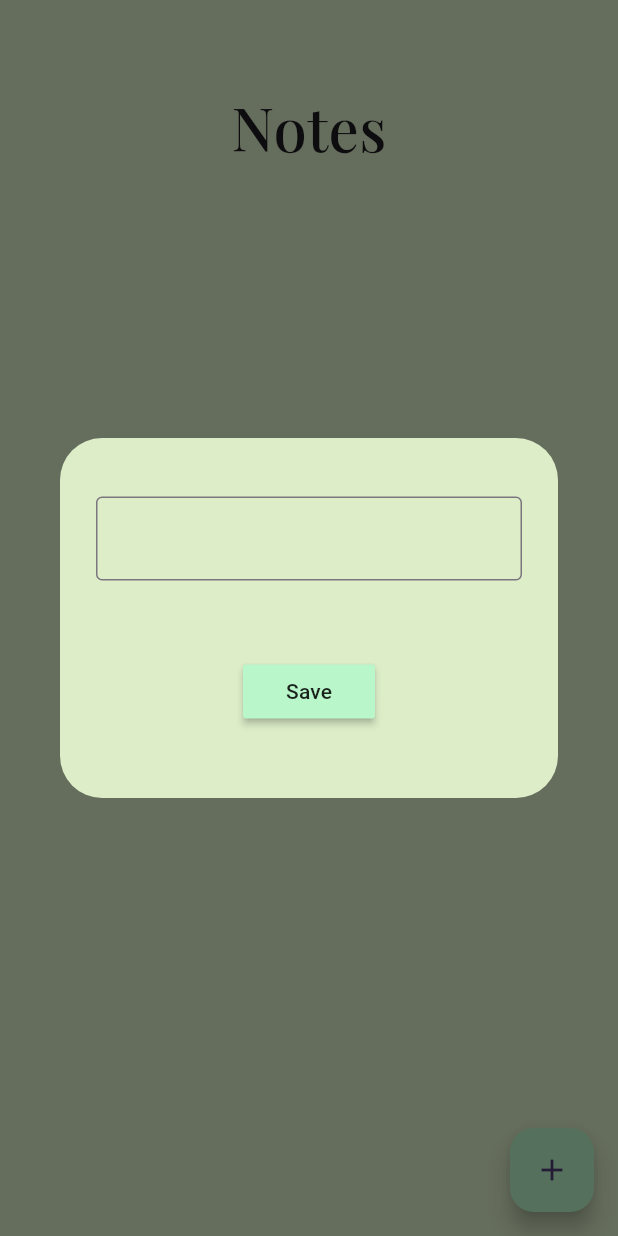
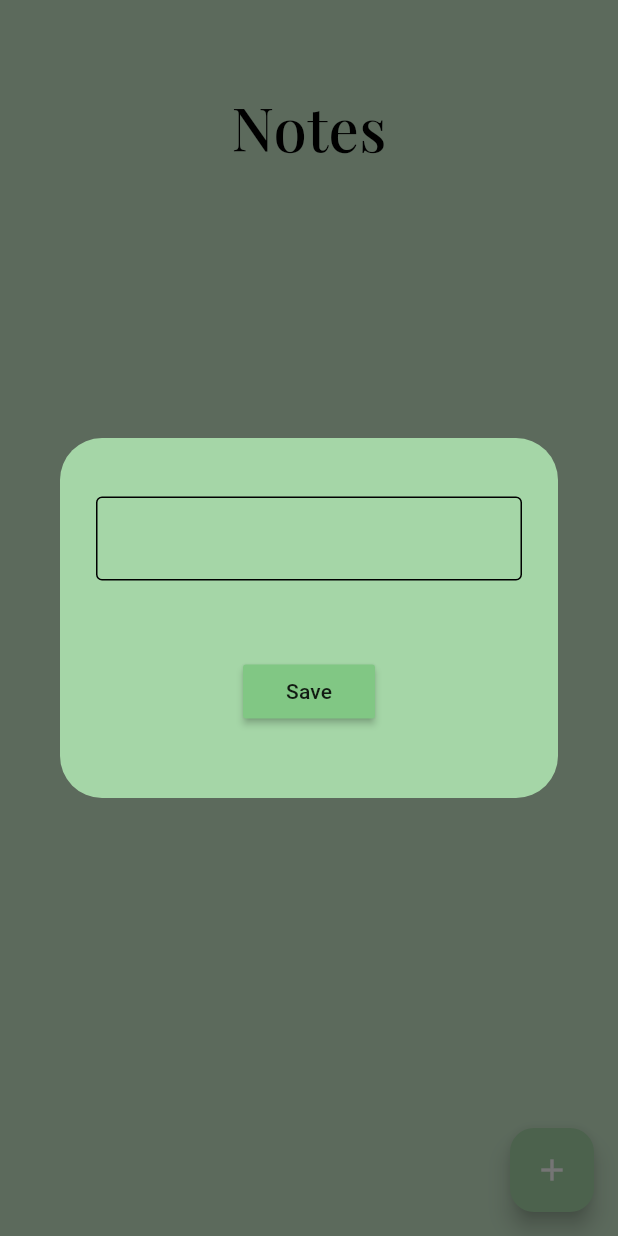
Before and after one commit to Frost3057/NotesAppInFlut, a Flutter app: the screen it shows after launch, after a tap on the "add" icon, on a phone screen of 412 x 824 dp. Run offline on Flutter 3.47's test engine with Material 3 defaults, Android fonts, the phone set to English and light mode, and no system bars; our stand-ins replace google_fonts, isar, popover; accounts and stored records are empty; generated files the repository leaves out were written again.

Commit message:
themes and final commit

```diff
--- a/lib/Pages/homePage.dart
+++ b/lib/Pages/homePage.dart
@@ -4,7 +4,7 @@ import 'package:notesapp/Models/Note.dart';
 import 'package:notesapp/Models/NoteDATABASE.dart';
 import 'package:notesapp/UI/noteTile.dart';
 import 'package:provider/provider.dart';
-
+final GlobalKey<ScaffoldState> _scaffoldKey = GlobalKey<ScaffoldState>();
 class homePage extends StatefulWidget{
   const homePage({super.key});
   @override
@@ -22,13 +22,14 @@ class _createState extends State<homePage>{
   }
   @override
   Widget build(BuildContext context) {
+
     final notedb = context.watch<NoteDatabase>();
     List<Note> notes = notedb.notes;
     TextEditingController controller = TextEditingController();
     void showDi(TextEditingController controller,void Function()? onPressed){
         showDialog(context: context,
           builder: (context){
-            return AlertDialog(backgroundColor: Colors.lightGreen[100],
+            return AlertDialog(backgroundColor: Theme.of(context).colorScheme.primary,
               content: Container(
                 width: 400,
                 height: 200,
@@ -43,8 +44,8 @@ class _createState extends State<homePage>{
                     ),
                     SizedBox(height: 50,),
                     MaterialButton(onPressed: onPressed,
-
-                      color: Colors.greenAccent[100],child: Text("Save"),
+                      color: Theme.of(context).colorScheme.secondary,
+                      child: Text("Save"),
                     )
                   ],
                 ),
@@ -54,17 +55,18 @@ class _createState extends State<homePage>{
     }
       return Consumer<NoteDatabase>(builder: (context,value,child){
         return Scaffold(
+          key: _scaffoldKey,
           floatingActionButton: FloatingActionButton(onPressed: (){
             showDi(controller,(){
               Provider.of<NoteDatabase>(context,listen: false).add(controller.text);
-              Navigator.pop(context);
+              Navigator.of(context,rootNavigator: true).pop();
             });
-          },backgroundColor: Colors.greenAccent[100],child: Icon(Icons.add),),
+          },child: Icon(Icons.add),),
           appBar: AppBar(
-            backgroundColor:Colors.lightGreen[100]
+            backgroundColor:Theme.of(context).colorScheme.surface
             ,
           ),
-          backgroundColor: Colors.lightGreen[100],
+          backgroundColor: Theme.of(context).colorScheme.surface,
           body: Column(
             children: [
               Text("Notes",style:GoogleFonts.playfairDisplay(
@@ -89,6 +91,7 @@ class _createState extends State<homePage>{
               Expanded(child: ListView.builder(itemBuilder: (context,index){
                 return noteTile(note:notes[index],delete:(){
                   context.read<NoteDatabase>().delete(notes[index].id);
+                  Navigator.of(context,rootNavigator: true).pop();
                 } ,edit:(){
                   showDi(controller, (){
                     context.read<NoteDatabase>().update(notes[index].id,controller.text);
--- a/lib/Pages/util/menuItem/MenuItem.dart
+++ b/lib/Pages/util/menuItem/MenuItem.dart
@@ -10,7 +10,7 @@ class MenuItem extends StatelessWidget{
     return Column(
       children: [
           Container(
-            decoration: BoxDecoration(color: Colors.green[400]),
+            decoration: BoxDecoration(color: Theme.of(context).colorScheme.surface),
             child: IconButton(onPressed: edit, icon: Icon(Icons.edit)),
           ),
           Container(
--- /dev/null
+++ b/lib/Theme/themes.dart
@@ -0,0 +1,19 @@
+import 'package:flutter/material.dart';
+
+ThemeData lightMode = ThemeData(
+  brightness: Brightness.light,
+  colorScheme: ColorScheme.light(
+    primary:Colors.green.shade200,
+    secondary: Colors.green.shade300,
+    surface: Colors.green.shade100
+  )
+);
+ThemeData darkMode = ThemeData(
+  brightness: Brightness.dark,
+  colorScheme: ColorScheme.dark(
+    primary: Colors.grey.shade800,
+    secondary: Colors.grey.shade700,
+    surface: Colors.grey.shade900,
+  )
+
+);
--- a/lib/main.dart
+++ b/lib/main.dart
@@ -2,6 +2,7 @@ import 'package:flutter/material.dart';
 import 'package:google_fonts/google_fonts.dart';
 import 'package:notesapp/Models/NoteDATABASE.dart';
 import 'package:notesapp/Pages/homePage.dart';
+import 'package:notesapp/Theme/themes.dart';
 import 'package:provider/provider.dart';
 
 Future<void> main() async {
@@ -26,7 +27,6 @@ class MyApp extends StatelessWidget {
 
 
 
-
         // This is the theme of your application.
         //
         // TRY THIS: Try running your application with "flutter run". You'll see
@@ -45,7 +45,12 @@ class MyApp extends StatelessWidget {
         colorScheme: ColorScheme.fromSeed(seedColor: Colors.deepPurple),
         useMaterial3: true,
       ),
-      home: homePage(),
+      home: MaterialApp(
+        home: homePage(),
+        theme: lightMode,
+        darkTheme: darkMode,
+        debugShowCheckedModeBanner: false,
+      ),
       debugShowCheckedModeBanner: false,
     );
   }
```
